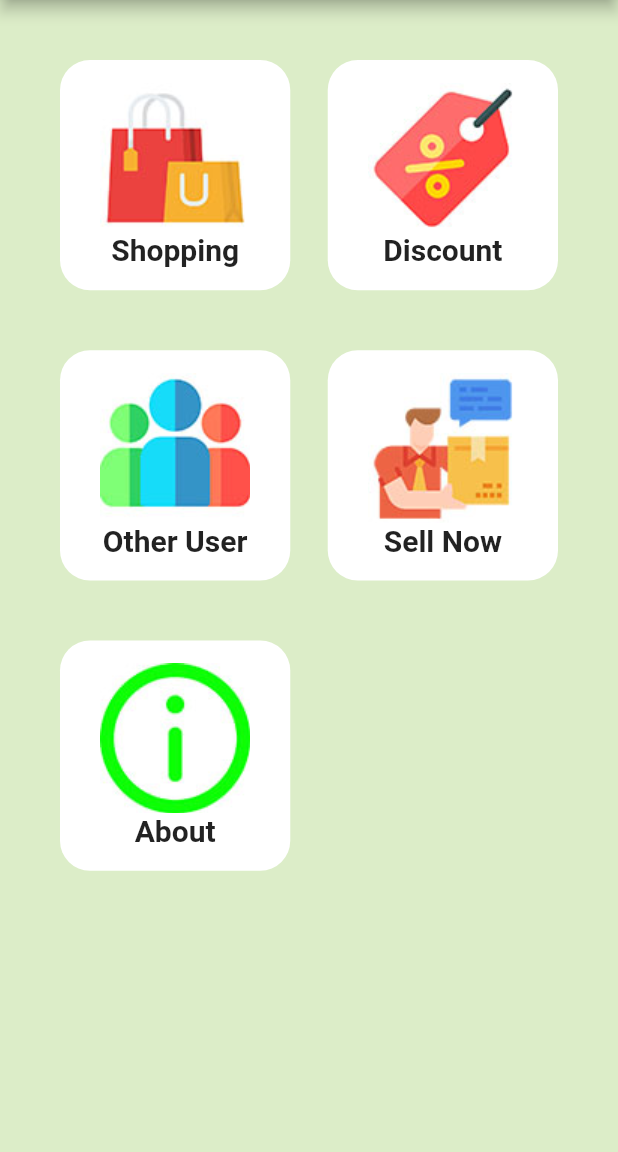
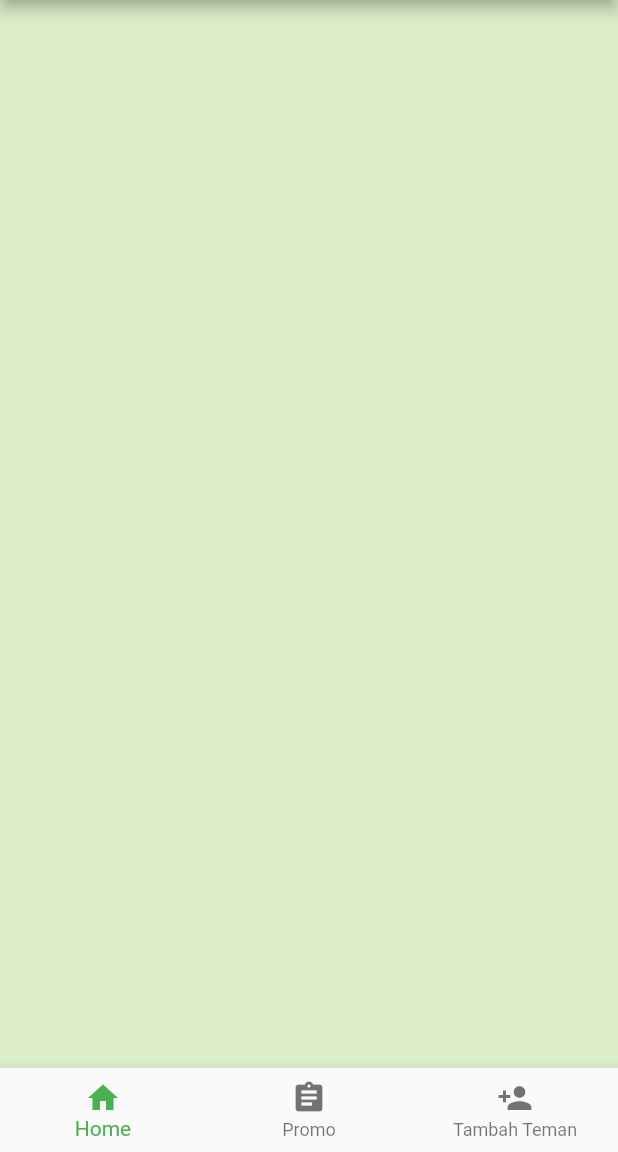
Before and after one commit to Arpin2286/ruang_loak, a Flutter app: the screen it shows after launch, on a phone screen of 412 x 824 dp, the part 84-1236 px from its top. Run offline on Flutter 3.47's test engine with Material 2 defaults, Android fonts, the phone set to English and light mode, and no system bars; our stand-ins replace datetime_picker_formfield, sqflite; missing offline and left inert: dart:ffi; accounts and stored records are empty.

Commit message:
no message

```diff
--- a/lib/Dashboard.dart
+++ b/lib/Dashboard.dart
@@ -19,9 +19,8 @@ class _DashboardState extends State<Dashboard> {
     return Scaffold(
       backgroundColor: Colors.lightGreen[100],
       appBar: new AppBar(
-          title: Row(
-              mainAxisAlignment: MainAxisAlignment.center,
-              children: <Widget>[
+        title:
+            Row(mainAxisAlignment: MainAxisAlignment.center, children: <Widget>[
           Text(
             "RUANG LOAK",
             style: TextStyle(fontWeight: FontWeight.bold),
@@ -83,6 +82,15 @@ class _DashboardState extends State<Dashboard> {
               },
             ),
             new ListTile(
+              leading: new Icon(Icons.add_shopping_cart_sharp),
+              title: new Text("Jual Barang"),
+              onTap: () {
+                Navigator.push(context, MaterialPageRoute(builder: (context) {
+                  return Home();
+                }));
+              },
+            ),
+            new ListTile(
               leading: new Icon(Icons.info_outline),
               title: new Text("About"),
               onTap: () {
@@ -94,65 +102,7 @@ class _DashboardState extends State<Dashboard> {
           ],
         ),
       ),
-        body: GridView.count(
-            crossAxisCount: 2,
-            padding: EdgeInsets.all(40),
-            crossAxisSpacing: 25,
-            mainAxisSpacing: 40,
-            children: <Widget>[
-              new GestureDetector(
-                onTap: () {
-                  Navigator.of(context).push(new MaterialPageRoute(
-                      builder: (BuildContext content) =>
-                          SemuaDaftar.SemuaDaftar()));
-                },
-                child: Button(
-                  image: "assets/1.jpg",
-                  nama: "Shopping",
-                ),
-              ),
-              new GestureDetector(
-                onTap: () {
-                  Navigator.of(context).push(new MaterialPageRoute(
-                      builder: (BuildContext content) => Promo.Promo()));
-                },
-                child: Button(
-                  image: "assets/2.jpg",
-                  nama: "Discount",
-                ),
-              ),
-              new GestureDetector(
-                onTap: () {
-                  Navigator.of(context).push(new MaterialPageRoute(
-                      builder: (BuildContext content) =>
-                          PenggunaLain.PenggunaLain()));
-                },
-                child: Button(
-                  image: "assets/3.jpg",
-                  nama: "Other User",
-                ),
-              ),
-              new GestureDetector(
-                onTap: () {
-                  Navigator.of(context).push(new MaterialPageRoute(
-                      builder: (BuildContext content) => Home()));
-                },
-                child: Button(
-                  image: "assets/5.jpg",
-                  nama: "Sell Now",
-                ),
-              ),
-              new GestureDetector(
-                onTap: () {
-                  Navigator.of(context).push(new MaterialPageRoute(
-                      builder: (BuildContext content) => about.About()));
-                },
-                child: Button(
-                  image: "assets/4.jpg",
-                  nama: "About",
-                ),
-              )
-            ]));
+    );
   }
 }
 
--- a/lib/main.dart
+++ b/lib/main.dart
@@ -1,5 +1,7 @@
 import 'package:flutter/material.dart';
-import 'Dashboard.dart' as Dashboard;
+import 'Dashboard.dart';
+import 'Promo.dart';
+import 'pengguna_lain.dart';
 
 void main() {
   runApp(new MaterialApp(
@@ -7,5 +9,45 @@ void main() {
       theme: ThemeData(
         primarySwatch: Colors.green,
       ),
-      home: new Dashboard.Dashboard()));
+      home: NavBot()));
 }
+
+class NavBot extends StatefulWidget {
+  @override
+  _NavBotState createState() => _NavBotState();
+}
+
+class _NavBotState extends State<NavBot> {
+  int _selectedIndex = 0;
+  List<Widget> _widgetOption = <Widget>[
+    Dashboard(),
+    Promo(),
+    PenggunaLain(),
+  ];
+
+  void _onItemTap(int index) {
+    setState(() {
+      _selectedIndex = index;
+    });
+  }
+
+  @override
+  Widget build(BuildContext context) {
+    return Scaffold(
+      body: Center(
+        child: _widgetOption.elementAt(_selectedIndex),
+      ),
+      bottomNavigationBar: BottomNavigationBar(
+        items: const <BottomNavigationBarItem>[
+          BottomNavigationBarItem(icon: Icon(Icons.home), title: Text("Home")),
+          BottomNavigationBarItem(
+              icon: Icon(Icons.assignment), title: Text("Promo")),
+          BottomNavigationBarItem(
+              icon: Icon(Icons.person_add), title: Text("Tambah Teman"))
+        ],
+        currentIndex: _selectedIndex,
+        onTap: _onItemTap,
+      ),
+    );
+  }
+}
```
Lines whose indentation alone changed are shown as unchanged.
